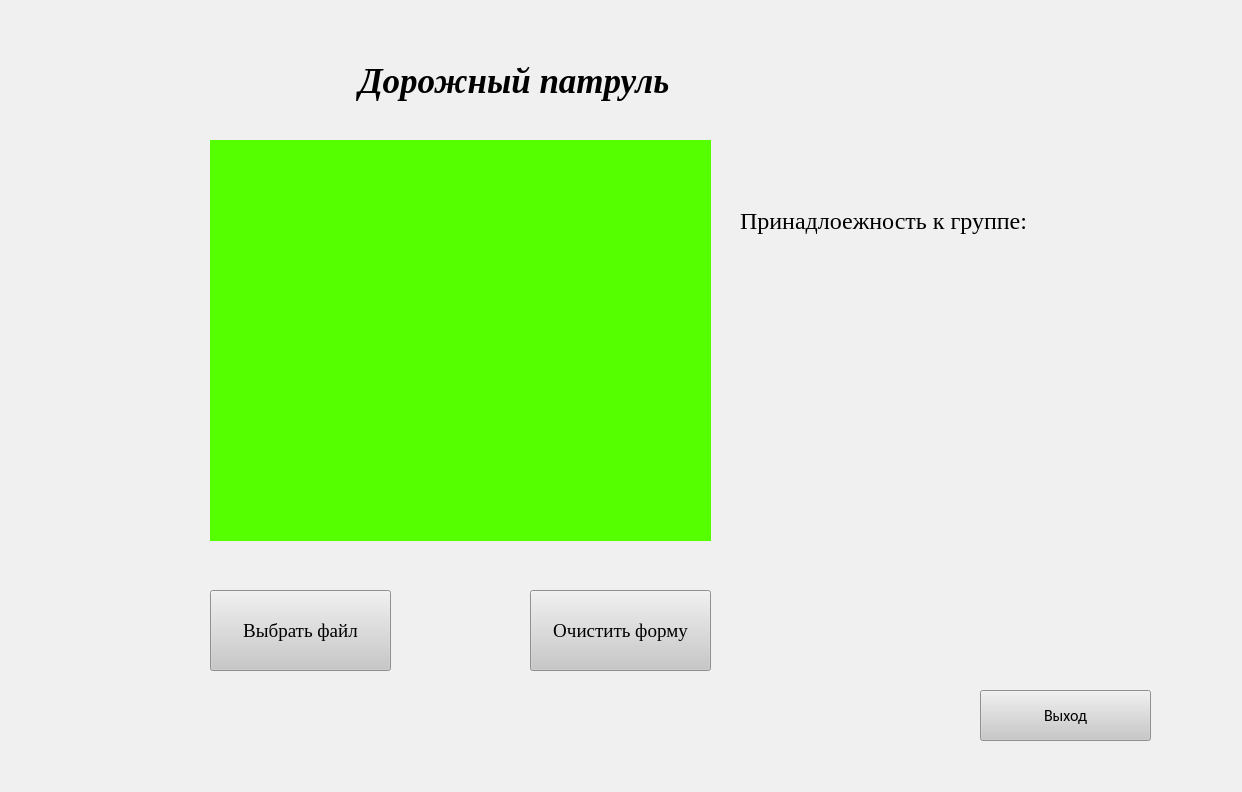
This is untitled.ui in DanilaSenin/Highway_Patrol_FinalVersion as Qt 5 draws it before an edit. The edited form follows.
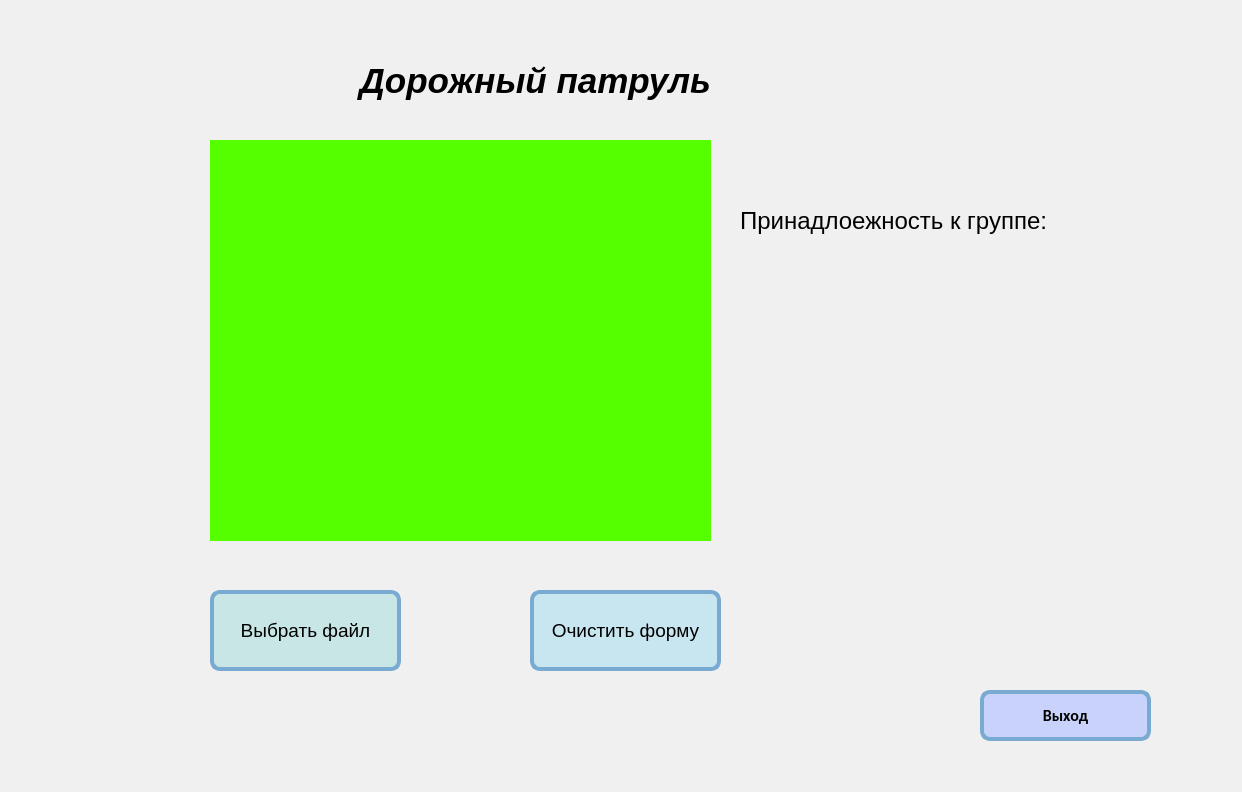
This is the edited form. Icons and pictures are not drawn.

```diff
--- a/untitled.ui
+++ b/untitled.ui
@@ -22,35 +22,48 @@
      <rect>
       <x>210</x>
       <y>590</y>
-      <width>181</width>
+      <width>191</width>
       <height>81</height>
      </rect>
     </property>
     <property name="font">
      <font>
-      <family>Times New Roman</family>
+      <family>Arial</family>
       <pointsize>14</pointsize>
      </font>
     </property>
     <property name="styleSheet">
-     <string notr="true">background-color: rgb(200, 200, 200);</string>
+     <string notr="true">background-color: rgb(200, 230, 230);
+border-top-color: rgb(121, 192, 207);
+border-bottom-color: rgb(121, 192, 207);
+border-radius: 10px; 
+border: 4px; 
+border-color: rgb(121, 170, 210);
+ border-style:solid; 
+ </string>
     </property>
     <property name="text">
      <string>Выбрать файл</string>
     </property>
+    <property name="default">
+     <bool>false</bool>
+    </property>
+    <property name="flat">
+     <bool>false</bool>
+    </property>
    </widget>
    <widget class="QLabel" name="Logo">
     <property name="geometry">
      <rect>
       <x>350</x>
       <y>40</y>
-      <width>431</width>
+      <width>451</width>
       <height>81</height>
      </rect>
     </property>
     <property name="font">
      <font>
-      <family>Times New Roman</family>
+      <family>Arial</family>
       <pointsize>26</pointsize>
       <weight>75</weight>
       <italic>true</italic>
@@ -136,24 +149,51 @@
      <rect>
       <x>530</x>
       <y>590</y>
-      <width>181</width>
+      <width>191</width>
       <height>81</height>
      </rect>
     </property>
+    <property name="sizePolicy">
+     <sizepolicy hsizetype="Minimum" vsizetype="Fixed">
+      <horstretch>0</horstretch>
+      <verstretch>0</verstretch>
+     </sizepolicy>
+    </property>
+    <property name="sizeIncrement">
+     <size>
+      <width>0</width>
+      <height>0</height>
+     </size>
+    </property>
+    <property name="baseSize">
+     <size>
+      <width>0</width>
+      <height>0</height>
+     </size>
+    </property>
     <property name="font">
      <font>
-      <family>Times New Roman</family>
+      <family>Arial</family>
       <pointsize>14</pointsize>
       <weight>50</weight>
       <bold>false</bold>
      </font>
     </property>
     <property name="styleSheet">
-     <string notr="true">background-color: rgb(200, 200, 200);</string>
+     <string notr="true">background-color: rgb(200, 230, 240);
+border-top-color: rgb(121, 192, 207);
+border-bottom-color: rgb(121, 192, 207);
+border-radius: 10px; 
+border: 4px; 
+border-color: rgb(121, 170, 210);
+ border-style:solid; </string>
     </property>
     <property name="text">
      <string>Очистить форму</string>
     </property>
+    <property name="flat">
+     <bool>false</bool>
+    </property>
    </widget>
    <widget class="QLabel" name="Teee">
     <property name="geometry">
@@ -166,7 +206,7 @@
     </property>
     <property name="font">
      <font>
-      <family>Times New Roman</family>
+      <family>Arial</family>
       <pointsize>18</pointsize>
      </font>
     </property>
@@ -187,15 +227,25 @@
      <font>
       <family>Calibri</family>
       <pointsize>12</pointsize>
+      <weight>75</weight>
+      <bold>true</bold>
      </font>
     </property>
     <property name="styleSheet">
-     <string notr="true">alternate-background-color: rgb(200, 200, 200);
-background-color: rgb(200, 200, 200);</string>
+     <string notr="true">background-color: rgb(200, 210, 250);
+border-top-color: rgb(121, 192, 207);
+border-bottom-color: rgb(121, 192, 207);
+border-radius: 10px; 
+border: 4px; 
+border-color: rgb(121, 170, 210);
+ border-style:solid; </string>
     </property>
     <property name="text">
      <string>Выход</string>
     </property>
+    <property name="flat">
+     <bool>false</bool>
+    </property>
    </widget>
   </widget>
   <widget class="QMenuBar" name="menubar">
```
Left out of the diff: 8 changed lines with no effect on the pictures.
